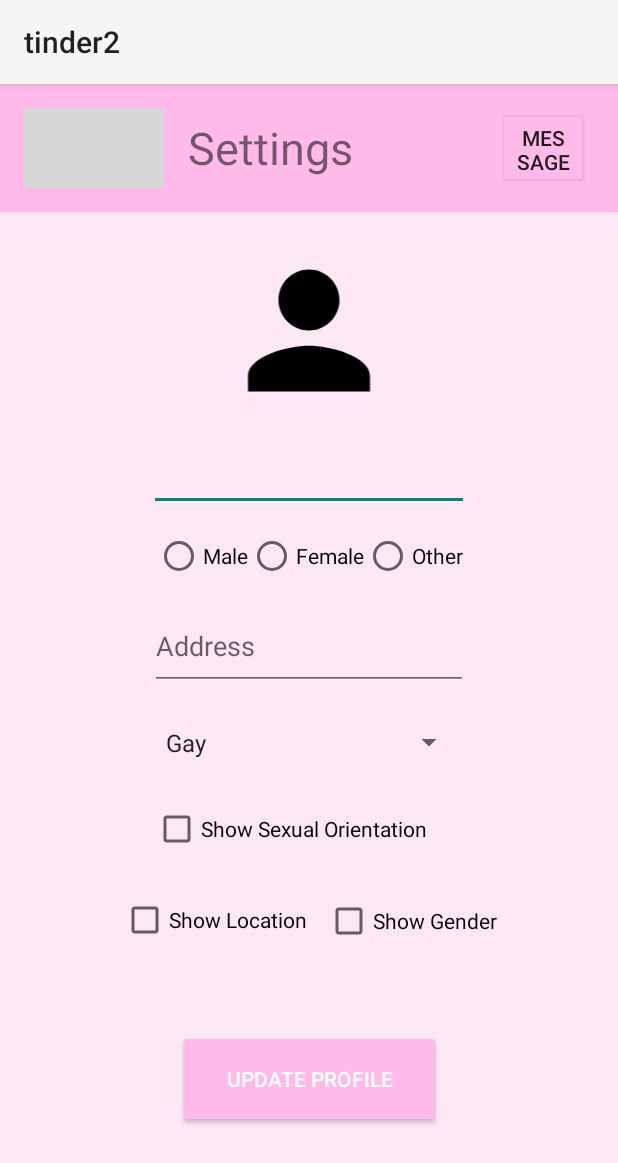
After one commit to RKrumova/DatingApp, an Android app: the SettingActivity screen opened directly, with no data from a screen before it, on a phone screen of 412 x 824 dp. The commit adds this screen. Shown: the top 1163 px of the screen. Run offline under Robolectric (Android 15) with nearby library versions, the phone set to English and light mode, and no system bars; grey boxes are pictures that could not be loaded.

Commit message:
adding setting

```diff
--- a/app/build.gradle
+++ b/app/build.gradle
@@ -37,10 +37,10 @@ dependencies {
     implementation 'com.google.android.material:material:1.9.0'
     implementation 'androidx.constraintlayout:constraintlayout:2.1.4'
     implementation 'com.google.firebase:firebase-auth:22.1.0'
+    implementation 'com.google.firebase:firebase-database:20.2.2'
     implementation 'androidx.legacy:legacy-support-v4:1.0.0'
-    implementation 'androidx.lifecycle:lifecycle-livedata-ktx:2.6.1'
-    implementation 'androidx.lifecycle:lifecycle-viewmodel-ktx:2.6.1'
     implementation 'de.hdodenhof:circleimageview:3.1.0'
+    implementation 'com.squareup.picasso:picasso:2.8'
     testImplementation 'junit:junit:4.13.2'
     androidTestImplementation 'androidx.test.ext:junit:1.1.5'
     androidTestImplementation 'androidx.test.espresso:espresso-core:3.5.1'
--- /dev/null
+++ b/app/src/main/java/com/example/tinder2/Account/SettingActivity.java
@@ -0,0 +1,120 @@
+package com.example.tinder2.Account;
+
+import androidx.appcompat.app.AppCompatActivity;
+import android.os.Bundle;
+import android.view.View;
+import android.widget.ArrayAdapter;
+import android.widget.AutoCompleteTextView;
+import android.widget.Button;
+import android.widget.CheckBox;
+import android.widget.EditText;
+import android.widget.ImageView;
+import android.widget.RadioButton;
+import android.widget.Spinner;
+import com.example.tinder2.R;
+import org.apache.commons.lang3.time.DateUtils;
+import java.text.ParseException;
+import java.util.Calendar;
+import java.util.Date;
+
+
+
+public class SettingActivity extends AppCompatActivity {
+    private ImageView profile_imageView;
+    private static EditText birthDateTV;
+    private static RadioButton maleRadioButton;
+    private static RadioButton femaleRadioButton;
+    private static RadioButton otherRadioButton;
+    private static AutoCompleteTextView addressTV;
+    private static Spinner sexualitySpinner;
+    private static CheckBox showSexualOrientationCheckBox;
+    private static CheckBox showLocationCheckBox;
+    private static CheckBox showGenderCheckBox;
+    private Button saveChangesButton;
+    @Override
+    protected void onCreate(Bundle savedInstanceState) {
+        super.onCreate(savedInstanceState);
+        setContentView(R.layout.activity_setting_profile);
+        profile_imageView = findViewById(R.id.profilePicCurrentUser);
+        birthDateTV = findViewById(R.id.birthDateTV);
+        maleRadioButton = findViewById(R.id.maleRadioButton);
+        femaleRadioButton = findViewById(R.id.femaleRadioButton);
+        otherRadioButton = findViewById(R.id.otherRadioButton);
+        addressTV = findViewById(R.id.address_TV);
+        sexualitySpinner = findViewById(R.id.sexualitySpinner);
+        showSexualOrientationCheckBox = findViewById(R.id.showSexualOrientationCheckBox);
+        showLocationCheckBox = findViewById(R.id.showLocationCheckBox);
+        showGenderCheckBox = findViewById(R.id.showGenderCheckBox);
+        saveChangesButton = findViewById(R.id.SaveChangesbutton);
+        //sexuality
+        ArrayAdapter<CharSequence> adapter = ArrayAdapter.createFromResource(this,
+                R.array.sexuality_options, android.R.layout.simple_spinner_item);
+        adapter.setDropDownViewResource(android.R.layout.simple_spinner_dropdown_item);
+        sexualitySpinner.setAdapter(adapter);
+        saveChangesButton.setOnClickListener(new View.OnClickListener() {
+            @Override
+            public void onClick(View view) {
+                checkCredentials();
+            }
+        });
+
+    }
+    public static void checkCredentials(){
+        String birthDate = birthDateTV.getText().toString();
+        boolean isMaleChecked = maleRadioButton.isChecked();
+        boolean isFemaleChecked = femaleRadioButton.isChecked();
+        boolean isOtherChecked = otherRadioButton.isChecked();
+        String address = addressTV.getText().toString();
+        String selectedSexuality = sexualitySpinner.getSelectedItem().toString();
+        boolean isSexualOrientationChecked = showSexualOrientationCheckBox.isChecked();
+        boolean isLocationChecked = showLocationCheckBox.isChecked();
+        boolean isGenderChecked = showGenderCheckBox.isChecked();
+
+        if (!isAgeValid(birthDate)) {
+            showError(birthDateTV, "You must be at least 18 years old");
+        } else if (!isMaleChecked && !isFemaleChecked && !isOtherChecked) {
+            showGenderError();
+        } else if (address.trim().isEmpty()) {
+            showError(addressTV, "Please enter a valid address");
+        } else if (!isSexualOrientationChecked) {
+            showSexualOrientationError();
+        } else {
+        }
+    }
+    private static boolean isAgeValid(String birthDate) {
+        try {
+            Date dateOfBirth = DateUtils.parseDate(birthDate, "yyyy-MM-dd");
+            Date currentDate = new Date();
+
+            // Calculate the age
+            int age = DateUtils.toCalendar(currentDate).get(Calendar.YEAR) - DateUtils.toCalendar(dateOfBirth).get(Calendar.YEAR);
+            if (DateUtils.toCalendar(currentDate).get(Calendar.DAY_OF_YEAR) <
+                    DateUtils.toCalendar(dateOfBirth).get(Calendar.DAY_OF_YEAR)) {
+                age--;
+            }
+            return age >= 18;
+        } catch (ParseException e) {
+            e.printStackTrace();
+        }
+
+        // if an error occurred or  age is less 18
+        return false;
+    }
+    private static void showError(EditText input, String s) {
+        input.setError(s);
+        input.requestFocus();
+    }
+
+    //  error message for gender
+    private static void showGenderError() {
+        maleRadioButton.setError("Select a gender");
+        femaleRadioButton.setError(null); // Remove error from femaleRadioButton if previously set
+        otherRadioButton.setError(null); // Remove error from otherRadioButton if previously set
+    }
+
+    // Error message for sexual orientation
+    private static void showSexualOrientationError() {
+        showSexualOrientationCheckBox.setError("Select your sexual orientation");
+    }
+
+}
--- a/app/src/main/java/com/example/tinder2/RegisterActivity.java
+++ b/app/src/main/java/com/example/tinder2/RegisterActivity.java
@@ -14,6 +14,7 @@ import android.widget.EditText;
 import android.widget.TextView;
 import android.widget.Toast;
 
+import com.example.tinder2.Account.SettingActivity;
 import com.google.android.gms.tasks.OnCompleteListener;
 import com.google.android.gms.tasks.Task;
 import com.google.firebase.auth.AuthResult;
@@ -94,7 +95,7 @@ public class RegisterActivity extends AppCompatActivity {
                         System.out.println("Don't forget to change not to go to MainActivity but to chat/swipe");
 
                         Toast.makeText(RegisterActivity.this, "Successfully registration", Toast.LENGTH_SHORT).show();
-                        Intent intent = new Intent(RegisterActivity.this, MainActivity.class);
+                        Intent intent = new Intent(RegisterActivity.this, SettingActivity.class);
                         intent.setFlags(Intent.FLAG_ACTIVITY_CLEAR_TASK |Intent.FLAG_ACTIVITY_NEW_TASK);
                         startActivity(intent);
                     } else {
--- a/app/src/main/res/layout/activity_chat.xml
+++ b/app/src/main/res/layout/activity_chat.xml
@@ -34,7 +34,7 @@
             android:textSize="30sp" />
 
         <de.hdodenhof.circleimageview.CircleImageView
-            android:id="@+id/sendMessageIcon"
+            android:id="@+id/userProfilePic"
             android:layout_width="60dp"
             android:layout_height="match_parent"
             android:layout_gravity="center_vertical"
--- /dev/null
+++ b/app/src/main/res/layout/activity_setting_profile.xml
@@ -0,0 +1,168 @@
+<?xml version="1.0" encoding="utf-8"?>
+<androidx.constraintlayout.widget.ConstraintLayout xmlns:android="http://schemas.android.com/apk/res/android"
+    xmlns:app="http://schemas.android.com/apk/res-auto"
+    xmlns:tools="http://schemas.android.com/tools"
+    android:layout_width="match_parent"
+    android:layout_height="match_parent"
+    android:background="@color/bg_second_color"
+    android:clipToPadding="true"
+    tools:context=".Account.SettingActivity">
+
+    <LinearLayout
+        android:id="@+id/headerLayout"
+        android:layout_width="match_parent"
+        android:layout_height="85dp"
+        android:background="@color/bg_color"
+        android:orientation="horizontal"
+        android:padding="16dp"
+        android:paddingEnd="20dp"
+        app:layout_constraintTop_toTopOf="parent">
+
+        <ImageView
+            android:id="@+id/useless_imageView2"
+            android:layout_width="93dp"
+            android:layout_height="69dp"
+            android:layout_marginTop="-5dp"
+            app:srcCompat="@drawable/icon" />
+
+        <TextView
+            android:id="@+id/useless_textView2"
+            android:layout_width="0dp"
+            android:layout_height="wrap_content"
+            android:layout_gravity="center_vertical"
+            android:layout_marginStart="16dp"
+            android:layout_weight="1.5"
+            android:text="Settings"
+            android:textSize="30sp" />
+
+        <Button
+            android:id="@+id/sendMessageIcon"
+            android:layout_width="60dp"
+            android:layout_height="match_parent"
+            android:layout_gravity="center_vertical"
+            android:layout_marginStart="16dp"
+            android:backgroundTint="@color/bg_color"
+            android:text="Messages"
+            app:icon="@drawable/send_message" />
+    </LinearLayout>
+
+
+    <ImageView
+        android:id="@+id/profilePicCurrentUser"
+        android:layout_width="156dp"
+        android:layout_height="122dp"
+        android:layout_marginTop="18dp"
+        app:layout_constraintEnd_toEndOf="parent"
+        app:layout_constraintStart_toStartOf="parent"
+        app:layout_constraintTop_toBottomOf="@+id/headerLayout"
+        app:srcCompat="@drawable/baseline_person_24" />
+
+    <EditText
+        android:id="@+id/birthDateTV"
+        android:layout_width="wrap_content"
+        android:layout_height="wrap_content"
+        android:layout_marginTop="14dp"
+        android:ems="10"
+        android:inputType="date"
+        app:layout_constraintEnd_toEndOf="parent"
+        app:layout_constraintStart_toStartOf="parent"
+        app:layout_constraintTop_toBottomOf="@+id/profilePicCurrentUser" />
+
+    <LinearLayout
+        android:id="@+id/genderLayout"
+        android:layout_width="wrap_content"
+        android:layout_height="wrap_content"
+        android:layout_marginTop="14dp"
+        android:orientation="horizontal"
+        app:layout_constraintEnd_toEndOf="parent"
+        app:layout_constraintStart_toStartOf="parent"
+        app:layout_constraintTop_toBottomOf="@+id/birthDateTV">
+
+        <RadioButton
+            android:id="@+id/maleRadioButton"
+            android:layout_width="wrap_content"
+            android:layout_height="wrap_content"
+            android:text="Male" />
+
+        <RadioButton
+            android:id="@+id/femaleRadioButton"
+            android:layout_width="wrap_content"
+            android:layout_height="wrap_content"
+            android:text="Female" />
+
+        <RadioButton
+            android:id="@+id/otherRadioButton"
+            android:layout_width="wrap_content"
+            android:layout_height="wrap_content"
+            android:text="Other" />
+    </LinearLayout>
+
+    <AutoCompleteTextView
+        android:id="@+id/address_TV"
+        android:layout_width="212dp"
+        android:layout_height="58dp"
+        android:layout_marginTop="15dp"
+        android:hint="Address"
+        app:layout_constraintEnd_toEndOf="parent"
+        app:layout_constraintStart_toStartOf="parent"
+        app:layout_constraintTop_toBottomOf="@+id/genderLayout" />
+
+    <Spinner
+        android:id="@+id/sexualitySpinner"
+        android:layout_width="207dp"
+        android:layout_height="42dp"
+        android:layout_marginTop="14dp"
+        android:entries="@array/sexuality_options"
+        app:layout_constraintEnd_toEndOf="parent"
+        app:layout_constraintStart_toStartOf="parent"
+        app:layout_constraintTop_toBottomOf="@+id/address_TV" />
+
+    <CheckBox
+        android:id="@+id/showSexualOrientationCheckBox"
+        android:layout_width="215dp"
+        android:layout_height="33dp"
+        android:layout_marginTop="20dp"
+        android:text="Show Sexual Orientation"
+        app:layout_constraintEnd_toEndOf="parent"
+        app:layout_constraintHorizontal_bias="0.52"
+        app:layout_constraintStart_toStartOf="parent"
+        app:layout_constraintTop_toBottomOf="@+id/sexualitySpinner" />
+
+    <CheckBox
+        android:id="@+id/showLocationCheckBox"
+        android:layout_width="124dp"
+        android:layout_height="48dp"
+        android:layout_marginStart="70dp"
+        android:layout_marginTop="20dp"
+        android:layout_marginEnd="10dp"
+        android:text="Show Location"
+        app:layout_constraintEnd_toStartOf="@+id/showGenderCheckBox"
+        app:layout_constraintHorizontal_bias="0.829"
+        app:layout_constraintStart_toStartOf="parent"
+        app:layout_constraintTop_toBottomOf="@+id/showSexualOrientationCheckBox" />
+
+    <CheckBox
+        android:id="@+id/showGenderCheckBox"
+        android:layout_width="125dp"
+        android:layout_height="49dp"
+        android:layout_marginTop="20dp"
+        android:layout_marginEnd="70dp"
+        android:text="Show Gender"
+        app:layout_constraintEnd_toEndOf="parent"
+        app:layout_constraintTop_toBottomOf="@+id/showSexualOrientationCheckBox" />
+
+    <Button
+        android:id="@+id/SaveChangesbutton"
+        android:layout_width="175dp"
+        android:layout_height="65dp"
+        android:layout_marginTop="45dp"
+        android:backgroundTint="@color/bg_color"
+        android:text="Update profile"
+        android:textColor="@color/white"
+        app:layout_constraintBottom_toBottomOf="parent"
+        app:layout_constraintEnd_toEndOf="parent"
+        app:layout_constraintStart_toStartOf="parent"
+        app:layout_constraintTop_toBottomOf="@+id/showSexualOrientationCheckBox" />
+
+
+</androidx.constraintlayout.widget.ConstraintLayout>
--- /dev/null
+++ b/app/src/main/res/values/arrays.xml
@@ -0,0 +1,12 @@
+<resources>
+    <string-array name="sexuality_options">
+        <item>Gay</item>
+        <item>Lesbian</item>
+        <item>Bisexual</item>
+        <item>Queer</item>
+        <item>Asexual</item>
+        <item>Aromantic</item>
+        <item>Heterosexual</item>
+        <item>Androsexual</item>
+    </string-array>
+</resources>
--- a/app/src/main/res/values/strings.xml
+++ b/app/src/main/res/values/strings.xml
@@ -9,4 +9,6 @@
     <string name="invalid_username">Not a valid username</string>
     <string name="invalid_password">Password must be >5 characters</string>
     <string name="login_failed">"Login failed"</string>
+
+
 </resources>
```
Also changed, not shown: app/src/main/AndroidManifest.xml (+6 -1 lines), app/src/main/java/com/example/tinder2/Account/MemoryData.java (added, +33 -0 lines), app/src/main/java/com/example/tinder2/ChatActivity.java (+36 -0 lines), app/src/main/res/layout/activity_login.xml (+10 -2 lines), app/src/main/res/layout/activity_register.xml (+6 -4 lines).
